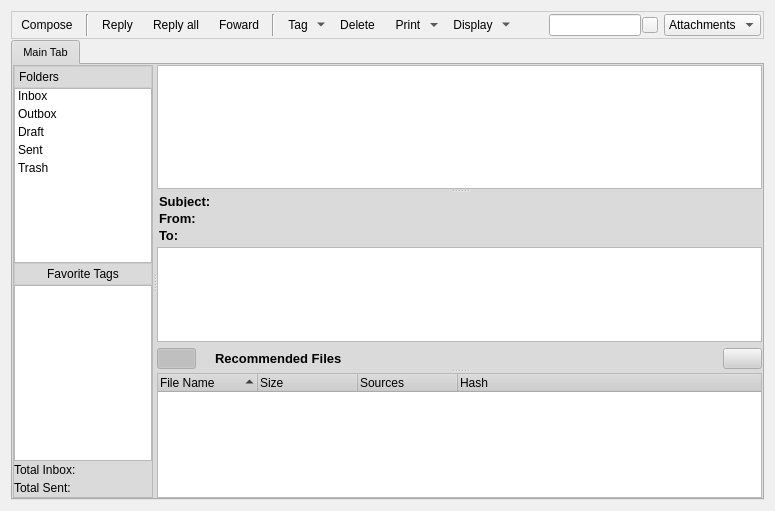
Qt form retroshare-gui/src/gui/MessagesDialog.ui (RetroShare/RetroShare) before a commit.
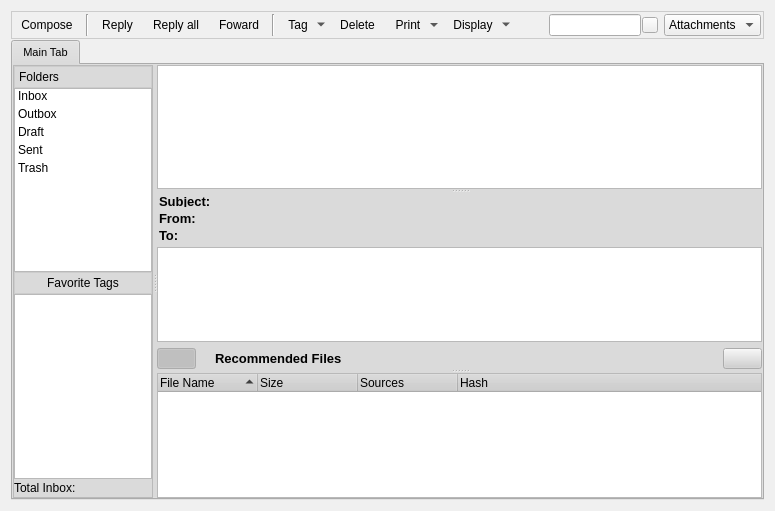
The same form after that commit. Icons and pictures are not drawn.

Commit message: Added to use only one Label for Total Count, count selected Box on Total Label

The edit to the form file:
```diff
--- a/retroshare-gui/src/gui/MessagesDialog.ui
+++ b/retroshare-gui/src/gui/MessagesDialog.ui
@@ -985,6 +985,14 @@
    </item>
    <item row="1" column="0">
     <widget class="QTabWidget" name="tabWidget">
+     <property name="layoutDirection">
+      <enum>Qt::LeftToRight</enum>
+     </property>
+     <property name="styleSheet">
+      <string notr="true">QTabBar::tab {
+}
+</string>
+     </property>
      <property name="currentIndex">
       <number>0</number>
      </property>
@@ -1208,24 +1216,6 @@
              </property>
             </widget>
            </item>
-           <item row="5" column="0">
-            <widget class="QLabel" name="totalSentbox_label">
-             <property name="minimumSize">
-              <size>
-               <width>0</width>
-               <height>18</height>
-              </size>
-             </property>
-             <property name="font">
-              <font>
-               <pointsize>9</pointsize>
-              </font>
-             </property>
-             <property name="text">
-              <string>Total Sent:</string>
-             </property>
-            </widget>
-           </item>
            <item row="0" column="0">
             <widget class="QPushButton" name="Folders_Button">
              <property name="minimumSize">
@@ -1452,7 +1442,7 @@
                    </property>
                    <property name="minimumSize">
                     <size>
-                     <width>60</width>
+                     <width>0</width>
                      <height>12</height>
                     </size>
                    </property>
@@ -1517,7 +1507,7 @@
                    </property>
                    <property name="minimumSize">
                     <size>
-                     <width>60</width>
+                     <width>0</width>
                      <height>12</height>
                     </size>
                    </property>
@@ -1582,7 +1572,7 @@
                    </property>
                    <property name="minimumSize">
                     <size>
-                     <width>60</width>
+                     <width>0</width>
                      <height>12</height>
                     </size>
                    </property>
```
Left out of the diff: 2 changed lines with no effect on the pictures. The commit also changes 1 other file.
